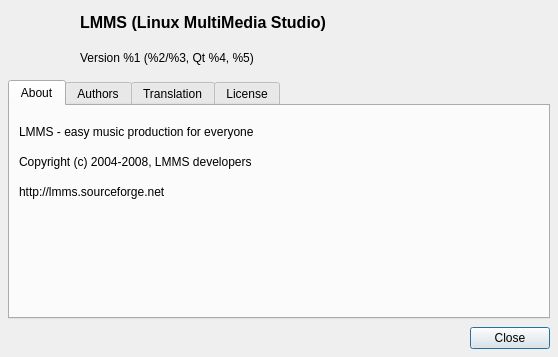
This is src/gui/dialogs/about_dialog.ui in LMMS/lmms as Qt 5 draws it before an edit. The edited form follows.
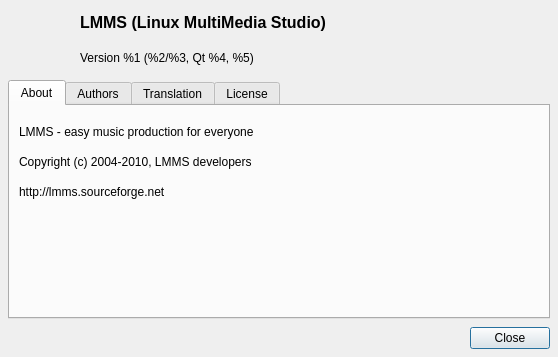
This is the edited form.

Commit message:
AboutDialog: show correct copyright years
It's been two years that the copyright years were not updated in the
AboutDialog. Fix this.

```diff
--- a/src/gui/dialogs/about_dialog.ui
+++ b/src/gui/dialogs/about_dialog.ui
@@ -125,7 +125,7 @@
        <item>
         <widget class="QLabel" name="label_3" >
          <property name="text" >
-          <string>Copyright (c) 2004-2008, LMMS developers</string>
+          <string>Copyright (c) 2004-2010, LMMS developers</string>
          </property>
          <property name="wordWrap" >
           <bool>true</bool>
```
